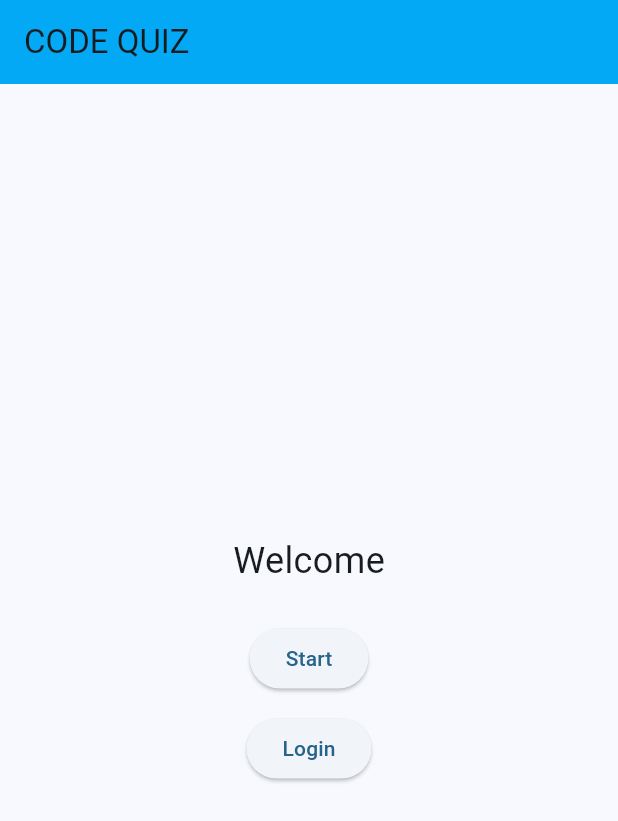
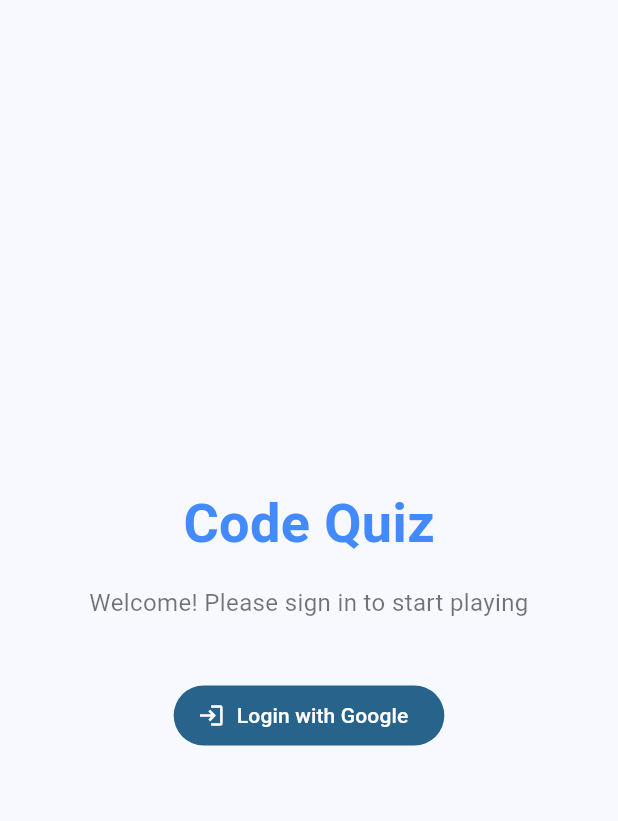
Before and after one commit to meitarg123/CodeQuizApp, a Flutter app: the screen it shows after launch, on a phone screen of 412 x 824 dp. Shown: the top 821 px of the screen. Run offline on Flutter 3.47's test engine with Material 3 defaults, Android fonts, the phone set to English and light mode, and no system bars; our stand-ins replace cloud_firestore, firebase_auth, firebase_core, google_sign_in; accounts and stored records are empty.

Commit message:
add auth

```diff
--- a/lib/main.dart
+++ b/lib/main.dart
@@ -2,6 +2,7 @@ import 'package:code_quiz/screens/start_screen.dart';
 import 'package:flutter/material.dart';
 import 'package:firebase_core/firebase_core.dart';
 import 'firebase_options.dart';
+import 'widgets/auth_gate.dart';
 
 void main() async{
   WidgetsFlutterBinding.ensureInitialized();
@@ -39,7 +40,7 @@ class CodeQuizApp extends StatelessWidget {
         colorScheme: ColorScheme.fromSeed(seedColor: Colors.lightBlue),
         useMaterial3: true,
       ),
-      home: StartScreen(),
+      home: AuthGate(child: StartScreen()),
     );
   }
 }
--- a/lib/screens/start_screen.dart
+++ b/lib/screens/start_screen.dart
@@ -32,12 +32,6 @@ class StartScreen extends StatelessWidget {
             ),
 
             SizedBox(height: 12),
-            ElevatedButton(
-              onPressed: () {
-                // todo:login
-              },
-              child: Text('Login'),
-            ),
           ],
         ),
       ),
--- /dev/null
+++ b/lib/widgets/auth_gate.dart
@@ -0,0 +1,81 @@
+//if not signed in, show button "login with Google", else show start screen
+import 'package:flutter/material.dart';
+import 'package:firebase_auth/firebase_auth.dart';
+import '../services/auth_service.dart';
+import '../services/db_service.dart';
+
+class AuthGate extends StatefulWidget {
+  final Widget child; //show after login
+  const AuthGate({super.key, required this.child});
+
+  @override
+  State<AuthGate> createState() => _AuthGateState();
+}
+
+class _AuthGateState extends State<AuthGate> {
+  final _auth = AuthService();
+  final _users = UserRepository();
+  bool _busy = false; // Indicates if a login request is in progress
+
+  Future<void> _login() async {
+    try {
+      setState(() => _busy = true);
+      final cred = await _auth.signInWithGoogle();
+      await _users.upsertUser(cred.user!);
+    } catch (e) {
+      if (mounted) {
+        ScaffoldMessenger.of(context).showSnackBar(
+          SnackBar(content: Text('error in login: $e')),
+        );
+      }
+    } finally {
+      if (mounted) setState(() => _busy = false);
+    }
+  }
+
+  @override
+Widget build(BuildContext context) {
+  return StreamBuilder<User?>(
+    stream: _auth.authStateChanges,
+    builder: (context, snap) {
+      final user = snap.data;
+      if (user == null) {
+        return Scaffold(
+          body: Center(
+            child: Column(
+              mainAxisSize: MainAxisSize.min,
+              children: [
+                const Text(
+                  'Code Quiz',
+                  style: TextStyle(
+                    fontSize: 36,
+                    fontWeight: FontWeight.bold,
+                    color: Colors.blueAccent,
+                  ),
+                ),
+                const SizedBox(height: 16),
+                const Text(
+                  'Welcome! Please sign in to start playing',
+                  style: TextStyle(
+                    fontSize: 16,
+                    color: Colors.black54,
+                  ),
+                  textAlign: TextAlign.center,
+                ),
+                const SizedBox(height: 40),
+                FilledButton.icon(
+                  onPressed: _busy ? null : _login,
+                  icon: const Icon(Icons.login),
+                  label: const Text('Login with Google'),
+                ),
+              ],
+            ),
+          ),
+        );
+      }
+      return widget.child; // Logged in → continue to the app
+    },
+  );
+}
+
+}
```
Also changed, not shown: lib/services/auth_service.dart (added, +31 -0 lines), lib/services/db_service.dart (added, +19 -0 lines), pubspec.yaml (+5 -2 lines), lib/firebase_options.dart, pubspec.lock, 4 other files.
